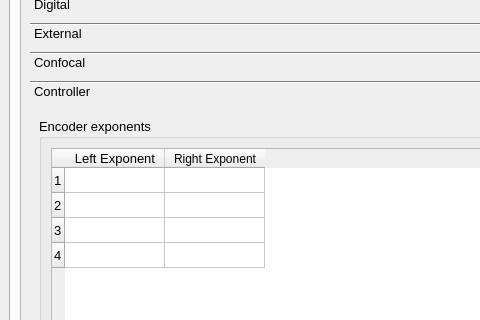
Before: the Qt Designer form Code/GUI_code/QtDesigner_GUI.ui in Llamero/Dual_encoder_controller, drawn with Qt 5; both pictures show x 0 to 480 and y 82 to 402 of the 650 by 793 pixel window.
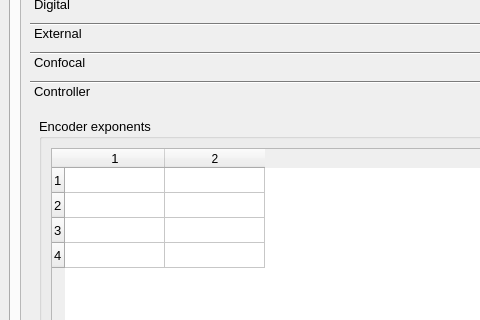
After: the same form once the commit is applied. The open tabs and pages were chosen to show the change.

Diff of the .ui file:
```diff
--- a/Code/GUI_code/QtDesigner_GUI.ui
+++ b/Code/GUI_code/QtDesigner_GUI.ui
@@ -3489,7 +3489,7 @@
                      <row/>
                      <column>
                       <property name="text">
-                       <string>Left Exponent</string>
+                       <string>1</string>
                       </property>
                       <property name="toolTip">
                        <string>The LED channel # for each step.</string>
@@ -3502,7 +3502,7 @@
                      </column>
                      <column>
                       <property name="text">
-                       <string>Right Exponent</string>
+                       <string>2</string>
                       </property>
                      </column>
                     </widget>
```
Left out of the diff: 40 changed lines with no effect on the pictures.
